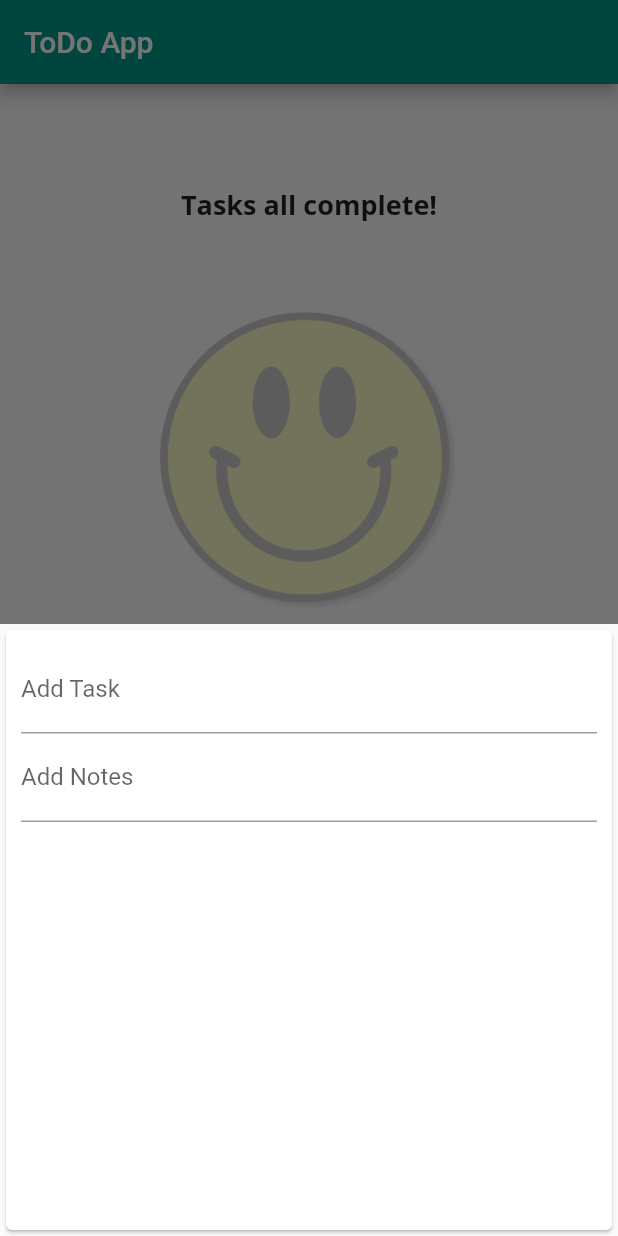
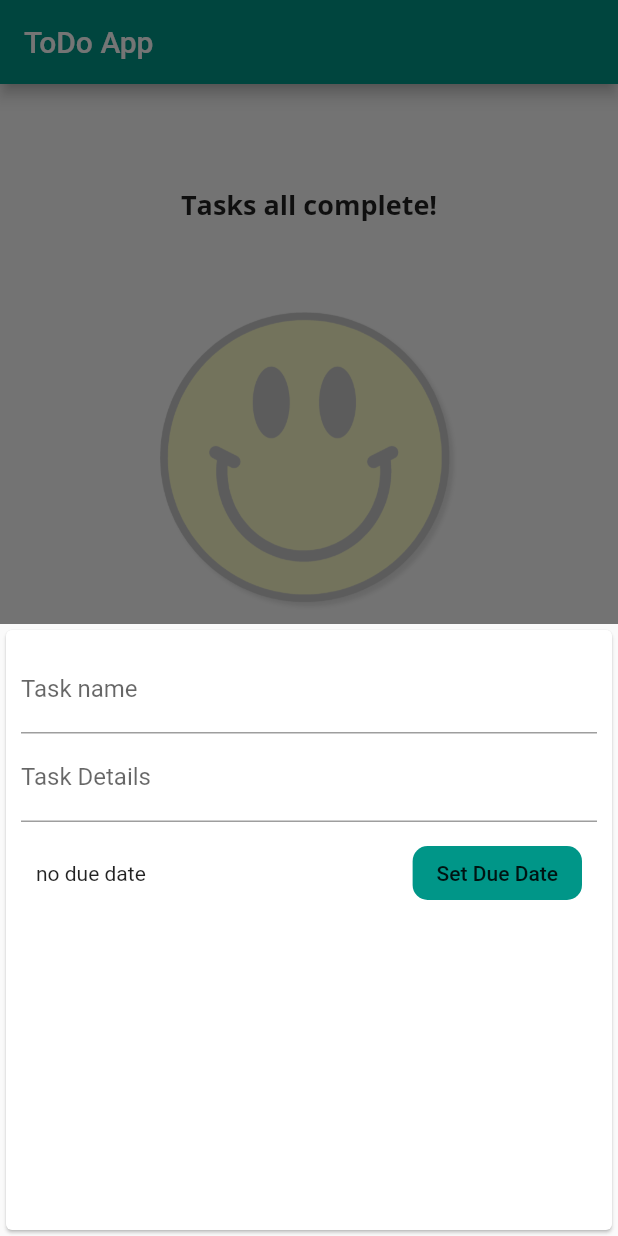
Before and after one commit to sthprashant/ToDoApp, a Flutter app: the screen it shows after launch, after a tap on the "add" icon, on a phone screen of 412 x 824 dp. Run offline on Flutter 3.47's test engine with Material 2 defaults, Android fonts, the phone set to English and light mode, and no system bars.

Commit message:
set date added but not yet working

```diff
--- a/lib/new_task.dart
+++ b/lib/new_task.dart
@@ -40,14 +40,33 @@ class NewTask extends StatelessWidget {
           children: <Widget>[
             TextField(
               controller: _addEntryController,
-              decoration: InputDecoration(labelText: 'Add Task'),
+              decoration: InputDecoration(labelText: 'Task name'),
               onSubmitted: (_) => submitEntry(),
             ),
             TextField(
               controller: _descriptionController,
-              decoration: InputDecoration(labelText: 'Add Notes'),
+              decoration: InputDecoration(labelText: 'Task Details'),
               onSubmitted: (_) => submitEntry(),
             ),
+            Container(
+              padding: EdgeInsets.all(10),
+              child: Row(
+                children: <Widget>[
+                  Expanded(
+                    child: Text('no due date'),
+                  ),
+                  FlatButton(
+                    child: Text('Set Due Date'),
+                    onPressed: () {},
+                    color: Theme.of(context).primaryColor,
+                    shape: RoundedRectangleBorder(
+                      borderRadius: BorderRadius.circular(10.0),
+                     // side: BorderSide(color: Colors.red),
+                    ),
+                  ),
+                ],
+              ),
+            )
           ],
         ),
       ),
--- a/lib/todolist.dart
+++ b/lib/todolist.dart
@@ -19,13 +19,18 @@ class ToDoList extends StatelessWidget {
       height: 400,
       child: _listOfTodos.isEmpty
           ? Center(
+              child: Container(
+                //height:600,
                 child: Column(
                   mainAxisAlignment: MainAxisAlignment.spaceEvenly,
                   children: <Widget>[
-                  Text(
+                    Container(
+                      //height: 200,
+                      child: Text(
                         'Tasks all complete!',
                         style: Theme.of(context).textTheme.title,
                         textAlign: TextAlign.center,
+                      ),
                     ),
                     Container(
                       height: 200,
@@ -39,6 +44,7 @@ class ToDoList extends StatelessWidget {
                     ),
                   ],
                 ),
+              ),
             )
           : ListView.builder(
               itemBuilder: (ctx, index) {
@@ -51,7 +57,7 @@ class ToDoList extends StatelessWidget {
                       _listOfTodos[index].id,
                     ),
                     child: ListTile(
-                      onTap:() => taskInfo(context,index),
+                      onTap: () => taskInfo(context, index),
                       title: Text(
                         _listOfTodos[index].title,
                         style: Theme.of(context).textTheme.title,
```
Also changed, not shown: lib/task_detail.dart (+20 -11 lines). Lines whose indentation alone changed are shown as unchanged.
